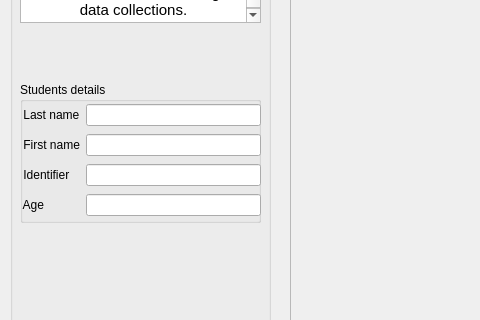
The window that register.ui (yosagaf/attendance-system-upec) describes before a commit, drawn with Qt 5; both pictures show x 0 to 480 and y 238 to 558 of the 980 by 709 pixel window.
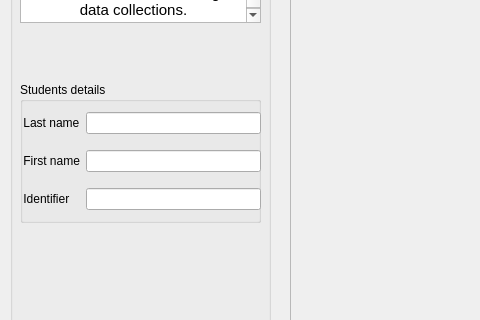
The same window after the commit. Icons and pictures are not drawn.

```diff
--- a/register.ui
+++ b/register.ui
@@ -188,16 +188,6 @@
        <item row="4" column="1">
         <widget class="QLineEdit" name="identifier_line_edit"/>
        </item>
-       <item row="5" column="0">
-        <widget class="QLabel" name="age_label">
-         <property name="text">
-          <string> Age</string>
-         </property>
-        </widget>
-       </item>
-       <item row="5" column="1">
-        <widget class="QLineEdit" name="age_line_edit"/>
-       </item>
       </layout>
      </widget>
     </widget>
```
